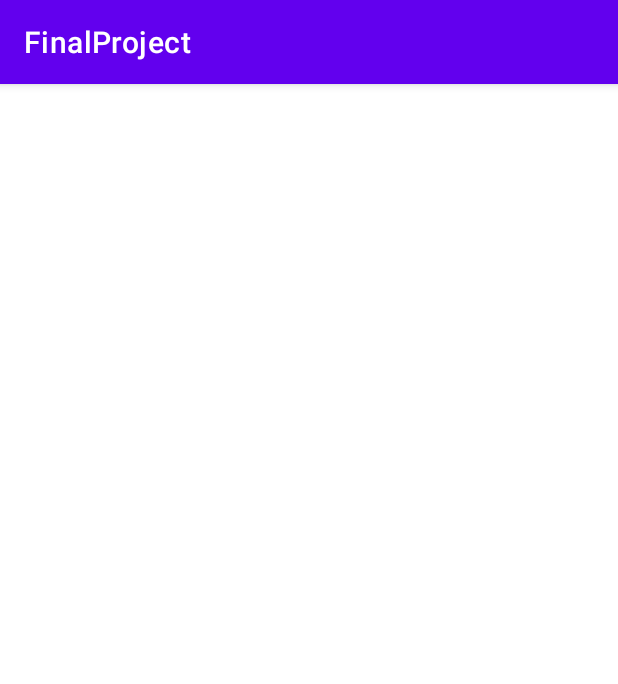
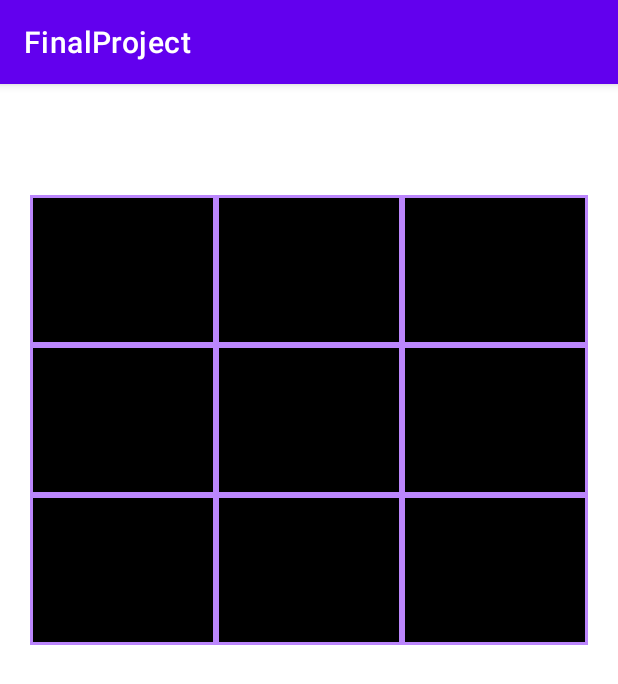
Before and after one commit to jhermo1229/TicTacToe_FinalProject, an Android app: the fragment GameFragment placed in its activity, on a phone screen of 412 x 824 dp. Shown: the top 684 px of the screen. Run offline under Robolectric (Android 15) with nearby library versions, the phone set to English and light mode, and no system bars.

Commit message:
Added recycler view for the tictactoe game board

```diff
--- /dev/null
+++ b/app/src/main/java/com/example/finalproject/GameAdapter.java
@@ -0,0 +1,68 @@
+package com.example.finalproject;
+
+import android.content.Context;
+import android.graphics.Bitmap;
+import android.view.LayoutInflater;
+import android.view.View;
+import android.view.ViewGroup;
+import android.widget.ImageView;
+
+import androidx.annotation.NonNull;
+import androidx.recyclerview.widget.RecyclerView;
+
+import java.util.ArrayList;
+
+/**
+ * GameAdapter - Adapter for the recycler view of the game
+ */
+public class GameAdapter extends RecyclerView.Adapter<GameAdapter.ViewHolder> {
+
+    private ArrayList<Bitmap> arrayBoxes;
+    private Context context;
+
+    //Constructor with parameter for context and the number of boxes in the grid
+    public GameAdapter(Context context, ArrayList<Bitmap> arrayBoxes) {
+        this.context = context;
+        this.arrayBoxes = arrayBoxes;
+
+    }
+
+
+    //Created view holder for the game adapter
+    class ViewHolder extends RecyclerView.ViewHolder{
+
+        private ImageView box_table;
+
+        public ViewHolder(@NonNull View v) {
+            super(v);
+            box_table = itemView.findViewById(R.id.box_table);
+        }
+    }
+
+    //OnCreate, inflate the box table layout
+    @NonNull
+    @Override
+    public ViewHolder onCreateViewHolder(@NonNull ViewGroup parent, int viewType) {
+        return new ViewHolder(LayoutInflater.from(context).inflate(R.layout.box_table, parent, false));
+    }
+
+    //Bind each boxes with the array passed
+    @Override
+    public void onBindViewHolder(@NonNull final ViewHolder holder, int position) {
+        holder.box_table.setImageBitmap(arrayBoxes.get(position));
+    }
+
+    @Override
+    public int getItemCount() {
+        return arrayBoxes.size();
+    }
+
+
+    public ArrayList<Bitmap> getArrayBoxes() {
+        return arrayBoxes;
+    }
+
+    public void setArrayBoxes(ArrayList<Bitmap> arrayBoxes) {
+        this.arrayBoxes = arrayBoxes;
+    }
+}
--- a/app/src/main/java/com/example/finalproject/GameFragment.java
+++ b/app/src/main/java/com/example/finalproject/GameFragment.java
@@ -1,64 +1,53 @@
 package com.example.finalproject;
 
+import android.graphics.Bitmap;
 import android.os.Bundle;
 
 import androidx.fragment.app.Fragment;
+import androidx.recyclerview.widget.GridLayoutManager;
+import androidx.recyclerview.widget.RecyclerView;
 
 import android.view.LayoutInflater;
 import android.view.View;
 import android.view.ViewGroup;
 
+import java.util.ArrayList;
+
 /**
- * A simple {@link Fragment} subclass.
- * Use the {@link GameFragment#newInstance} factory method to
- * create an instance of this fragment.
+ * GameFragment - main fragment for the tic-tac-toe game
  */
 public class GameFragment extends Fragment {
 
-    // TODO: Rename parameter arguments, choose names that match
-    // the fragment initialization parameters, e.g. ARG_ITEM_NUMBER
-    private static final String ARG_PARAM1 = "param1";
-    private static final String ARG_PARAM2 = "param2";
-
-    // TODO: Rename and change types of parameters
-    private String mParam1;
-    private String mParam2;
+    private View gameView;
+    private GameAdapter gameAdapter;
+    private RecyclerView gameRV;
 
     public GameFragment() {
         // Required empty public constructor
-    }
-
-    /**
-     * Use this factory method to create a new instance of
-     * this fragment using the provided parameters.
-     *
-     * @param param1 Parameter 1.
-     * @param param2 Parameter 2.
-     * @return A new instance of fragment GameFragment.
-     */
-    // TODO: Rename and change types and number of parameters
-    public static GameFragment newInstance(String param1, String param2) {
-        GameFragment fragment = new GameFragment();
-        Bundle args = new Bundle();
-        args.putString(ARG_PARAM1, param1);
-        args.putString(ARG_PARAM2, param2);
-        fragment.setArguments(args);
-        return fragment;
-    }
-
-    @Override
-    public void onCreate(Bundle savedInstanceState) {
-        super.onCreate(savedInstanceState);
-        if (getArguments() != null) {
-            mParam1 = getArguments().getString(ARG_PARAM1);
-            mParam2 = getArguments().getString(ARG_PARAM2);
-        }
     }
 
     @Override
     public View onCreateView(LayoutInflater inflater, ViewGroup container,
                              Bundle savedInstanceState) {
         // Inflate the layout for this fragment
-        return inflater.inflate(R.layout.fragment_game, container, false);
+        gameView = inflater.inflate(R.layout.fragment_game, container, false);
+
+        //Recycler view for the game board
+        gameRV = gameView.findViewById(R.id.tictactoeboard);
+
+        //Number of created boxes for the board - total of 9 boxes
+        ArrayList<Bitmap> arrayBoxes = new ArrayList<>();
+        for (int i = 0; i < 9; i++) {
+            arrayBoxes.add(null);
+        }
+
+        //Recycler adapter passing the grid and context as parameter
+        gameAdapter = new GameAdapter(getContext(), arrayBoxes);
+
+        //Number of grid columns for the Grid layout
+        RecyclerView.LayoutManager layoutManager = new GridLayoutManager(getContext(), 3);
+        gameRV.setLayoutManager(layoutManager);
+        gameRV.setAdapter(gameAdapter);
+        return gameView;
     }
 }
--- a/app/src/main/java/com/example/finalproject/MainActivity.java
+++ b/app/src/main/java/com/example/finalproject/MainActivity.java
@@ -6,17 +6,22 @@ import androidx.fragment.app.FragmentTransaction;
 import android.os.Bundle;
 import android.widget.FrameLayout;
 
+/**
+ * Main activity of the final project
+ */
 public class MainActivity extends AppCompatActivity {
 
-    private FrameLayout frame_main;
+    private FrameLayout homeFrame;
 
     @Override
     protected void onCreate(Bundle savedInstanceState) {
         super.onCreate(savedInstanceState);
         setContentView(R.layout.activity_main);
-        frame_main = findViewById(R.id.frame);
+
+        //Created a fragment which will be used as home page
+        homeFrame = findViewById(R.id.homeFrame);
         FragmentTransaction transaction = getSupportFragmentManager().beginTransaction();
-        transaction.replace(R.id.frame, new HomeFragment());
+        transaction.replace(R.id.homeFrame, new HomeFragment());
         transaction.commit();
 
     }
--- /dev/null
+++ b/app/src/main/res/drawable/board_boxes.xml
@@ -0,0 +1,7 @@
+<?xml version="1.0" encoding="utf-8"?>
+<shape
+    xmlns:android="http://schemas.android.com/apk/res/android"
+    android:shape="rectangle">
+    <stroke android:width="2dp" android:color="@color/purple_200"/>
+    <solid android:color="@color/black"/>
+</shape>
--- a/app/src/main/res/layout/activity_main.xml
+++ b/app/src/main/res/layout/activity_main.xml
@@ -13,7 +13,7 @@
 
         <!-- Fragment -->
         <FrameLayout
-            android:id="@+id/frame"
+            android:id="@+id/homeFrame"
             android:layout_width="match_parent"
             android:layout_height="match_parent"></FrameLayout>
     </LinearLayout>
--- /dev/null
+++ b/app/src/main/res/layout/box_table.xml
@@ -0,0 +1,11 @@
+<?xml version="1.0" encoding="utf-8"?>
+<RelativeLayout xmlns:android="http://schemas.android.com/apk/res/android"
+    android:layout_width="match_parent"
+    android:layout_height="wrap_content"
+    android:background="@drawable/board_boxes">
+    <ImageView
+        android:padding="20dp"
+        android:id="@+id/box_table"
+        android:layout_width="match_parent"
+        android:layout_height="100dp" />
+</RelativeLayout>
--- a/app/src/main/res/layout/fragment_game.xml
+++ b/app/src/main/res/layout/fragment_game.xml
@@ -1,16 +1,19 @@
 <?xml version="1.0" encoding="utf-8"?>
-<FrameLayout xmlns:android="http://schemas.android.com/apk/res/android"
+<RelativeLayout xmlns:android="http://schemas.android.com/apk/res/android"
     xmlns:tools="http://schemas.android.com/tools"
     android:layout_width="match_parent"
     android:layout_height="match_parent"
     tools:context=".GameFragment">
-
-    <!-- TODO: Update blank fragment layout -->
     <LinearLayout
         android:layout_width="match_parent"
         android:layout_height="match_parent"
-        android:orientation="vertical">
-
+        android:orientation="vertical"
+        android:weightSum="12">
+    <RelativeLayout
+        android:layout_width="match_parent"
+        android:layout_height="0dp"
+        android:layout_weight="7"
+        android:padding="20dp">
         <androidx.recyclerview.widget.RecyclerView
             android:id="@+id/tictactoeboard"
             android:layout_centerInParent="true"
@@ -23,7 +26,6 @@
             android:layout_height="300dp"
             android:layout_centerInParent="true"
             android:scaleType="fitXY" />
-
+    </RelativeLayout>
     </LinearLayout>
-
-</FrameLayout>
+</RelativeLayout>
```
Also changed, not shown: app/src/main/java/com/example/finalproject/HomeFragment.java (+29 -51 lines).
